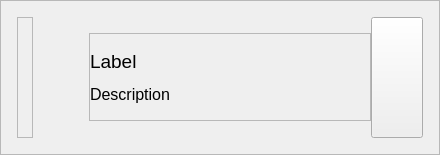
This is ui/notification.ui in pntech-dev/Documents-Exp-Desktop as Qt 5 draws it before an edit. The edited form follows.
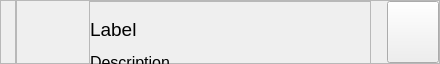
This is the edited form.

Commit message: feat(ui): add QDialog notification variant

Diff of the .ui file:
```diff
--- a/ui/notification.ui
+++ b/ui/notification.ui
@@ -7,7 +7,7 @@
     <x>0</x>
     <y>0</y>
     <width>440</width>
-    <height>155</height>
+    <height>64</height>
    </rect>
   </property>
   <property name="minimumSize">
@@ -22,7 +22,7 @@
   <property name="styleSheet">
    <string notr="true"/>
   </property>
-  <layout class="QVBoxLayout" name="verticalLayout_2">
+  <layout class="QHBoxLayout" name="horizontalLayout">
    <property name="spacing">
     <number>0</number>
    </property>
@@ -38,6 +38,28 @@
    <property name="bottomMargin">
     <number>0</number>
    </property>
+   <item>
+    <widget class="QFrame" name="notify_type_line_frame">
+     <property name="minimumSize">
+      <size>
+       <width>16</width>
+       <height>0</height>
+      </size>
+     </property>
+     <property name="maximumSize">
+      <size>
+       <width>16</width>
+       <height>16777215</height>
+      </size>
+     </property>
+     <property name="frameShape">
+      <enum>QFrame::StyledPanel</enum>
+     </property>
+     <property name="frameShadow">
+      <enum>QFrame::Raised</enum>
+     </property>
+    </widget>
+   </item>
    <item>
     <widget class="QFrame" name="notification_container">
      <property name="frameShape">
@@ -46,44 +68,22 @@
      <property name="frameShadow">
       <enum>QFrame::Raised</enum>
      </property>
-     <layout class="QHBoxLayout" name="horizontalLayout">
+     <layout class="QHBoxLayout" name="horizontalLayout_2">
       <property name="spacing">
-       <number>0</number>
+       <number>16</number>
       </property>
       <property name="leftMargin">
-       <number>16</number>
+       <number>0</number>
       </property>
       <property name="topMargin">
-       <number>16</number>
+       <number>0</number>
       </property>
       <property name="rightMargin">
-       <number>16</number>
+       <number>0</number>
       </property>
       <property name="bottomMargin">
-       <number>16</number>
+       <number>0</number>
       </property>
-      <item>
-       <widget class="QFrame" name="notify_type_line_frame">
-        <property name="minimumSize">
-         <size>
-          <width>16</width>
-          <height>0</height>
-         </size>
-        </property>
-        <property name="maximumSize">
-         <size>
-          <width>16</width>
-          <height>16777215</height>
-         </size>
-        </property>
-        <property name="frameShape">
-         <enum>QFrame::StyledPanel</enum>
-        </property>
-        <property name="frameShadow">
-         <enum>QFrame::Raised</enum>
-        </property>
-       </widget>
-      </item>
       <item>
        <widget class="QLabel" name="icon_label">
         <property name="minimumSize">
```
The commit also changes 8 other files.
